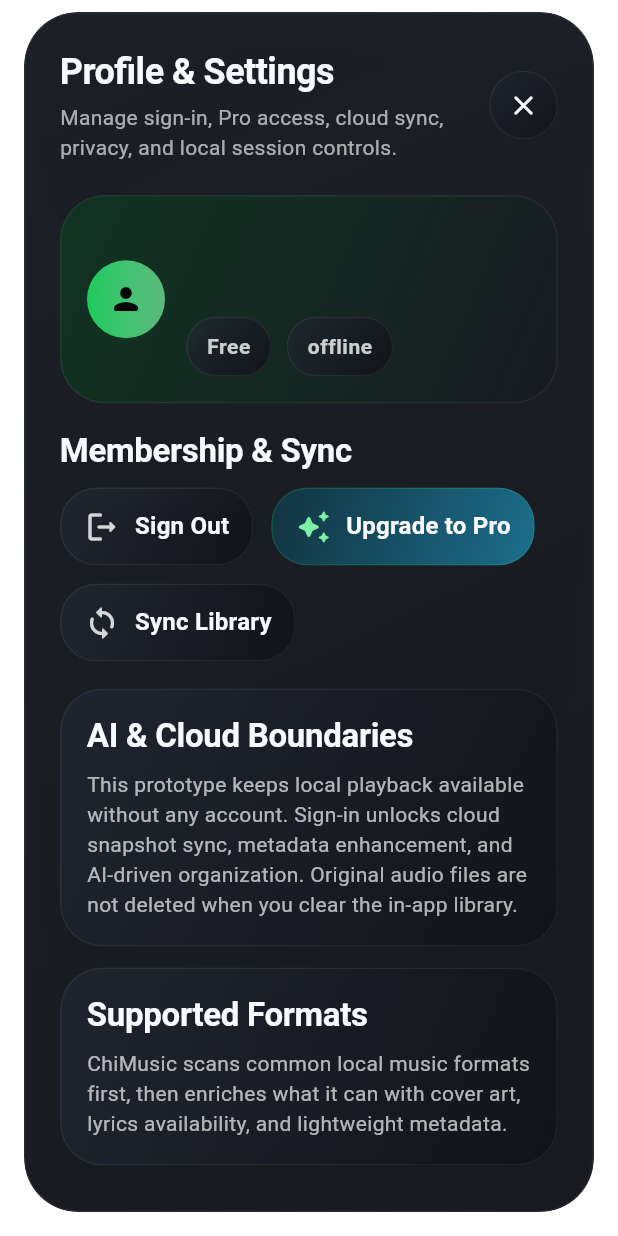
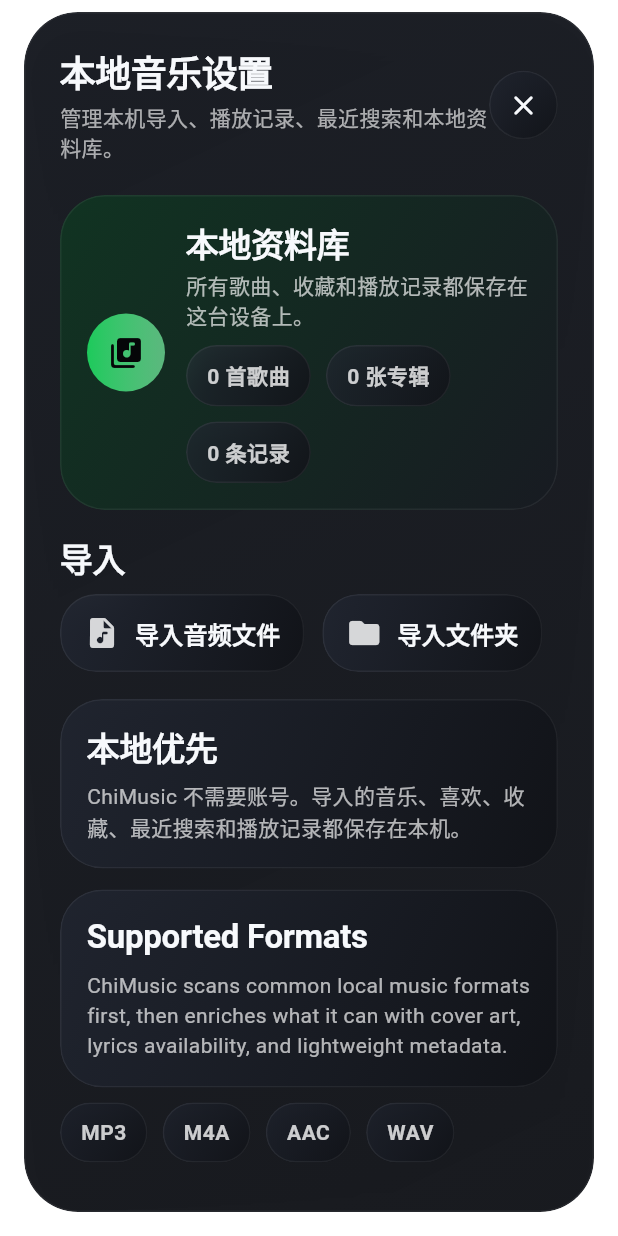
Before and after one commit to mutse/chimusic, a Flutter app: the AppDetailsSheet widget shown alone on an empty page, opened directly, on a phone screen of 412 x 824 dp. Run offline on Flutter 3.47's test engine with Material 3 defaults, Android fonts, the phone set to English and light mode, and no system bars; our stand-ins replace just_audio, just_audio_background, shared_preferences, sqflite; missing offline and left inert: audio_metadata_reader, file_selector, just_waveform; accounts and stored records are empty.

Commit message:
refactor: replace profile sheet with local settings

```diff
--- a/lib/screens/app_details_sheet.dart
+++ b/lib/screens/app_details_sheet.dart
@@ -2,7 +2,6 @@ import 'package:flutter/material.dart';
 
 import '../app/chimusic_theme.dart';
 import '../data/local_audio_importer.dart';
-import '../models/music_models.dart';
 import '../state/chimusic_scope.dart';
 import '../widgets/glass.dart';
 
@@ -22,8 +21,6 @@ class AppDetailsSheet extends StatelessWidget {
   @override
   Widget build(BuildContext context) {
     final controller = ChiMusicScope.watch(context);
-    final user = controller.userProfile;
-    final syncState = controller.syncState;
 
     return Padding(
       padding: const EdgeInsets.fromLTRB(16, 8, 16, 16),
@@ -46,12 +43,12 @@ class AppDetailsSheet extends StatelessWidget {
                       crossAxisAlignment: CrossAxisAlignment.start,
                       children: [
                         Text(
-                          'Profile & Settings',
+                          '本地音乐设置',
                           style: Theme.of(context).textTheme.headlineSmall,
                         ),
                         const SizedBox(height: 4),
                         Text(
-                          'Manage sign-in, Pro access, cloud sync, privacy, and local session controls.',
+                          '管理本机导入、播放记录、最近搜索和本地资料库。',
                           style: Theme.of(context).textTheme.bodyMedium
                               ?.copyWith(
                                 color: Colors.white.withValues(alpha: 0.64),
@@ -90,7 +87,7 @@ class AppDetailsSheet extends StatelessWidget {
                         ),
                       ),
                       child: const Icon(
-                        Icons.person_rounded,
+                        Icons.library_music_rounded,
                         color: LiquidPalette.ink,
                       ),
                     ),
@@ -100,13 +97,12 @@ class AppDetailsSheet extends StatelessWidget {
                         crossAxisAlignment: CrossAxisAlignment.start,
                         children: [
                           Text(
-                            user?.name ?? 'Local-only listening',
+                            '本地资料库',
                             style: Theme.of(context).textTheme.titleLarge,
                           ),
                           const SizedBox(height: 4),
                           Text(
-                            user?.email ??
-                                'Sign in to unlock cloud sync, AI continuity, and Pro upgrades.',
+                            '所有歌曲、收藏和播放记录都保存在这台设备上。',
                             style: Theme.of(context).textTheme.bodyMedium
                                 ?.copyWith(
                                   color: Colors.white.withValues(alpha: 0.68),
@@ -118,15 +114,12 @@ class AppDetailsSheet extends StatelessWidget {
                             runSpacing: 10,
                             children: [
                               GlassPill(
-                                label: controller.membershipTier.label,
-                                selected: controller.hasPro,
+                                label: '${controller.importedTrackCount} 首歌曲',
                               ),
-                              GlassPill(label: syncState.phase.name),
-                              if (syncState.lastSyncedAt != null)
-                                GlassPill(
-                                  label:
-                                      'Synced ${formatRelativePlayTime(syncState.lastSyncedAt!)}',
-                                ),
+                              GlassPill(label: '${controller.albumCount} 张专辑'),
+                              GlassPill(
+                                label: '${controller.playbackHistoryCount} 条记录',
+                              ),
                             ],
                           ),
                         ],
@@ -136,56 +129,29 @@ class AppDetailsSheet extends StatelessWidget {
                 ),
               ),
               const SizedBox(height: 18),
-              Text(
-                'Membership & Sync',
-                style: Theme.of(context).textTheme.titleLarge,
-              ),
+              Text('导入', style: Theme.of(context).textTheme.titleLarge),
               const SizedBox(height: 10),
               Wrap(
                 spacing: 12,
                 runSpacing: 12,
                 children: [
                   _ActionTile(
-                    icon: user == null
-                        ? Icons.login_rounded
-                        : Icons.logout_rounded,
-                    label: user == null ? 'Sign In' : 'Sign Out',
-                    onTap: () async {
-                      if (user == null) {
-                        await controller.signIn();
-                      } else {
-                        await controller.signOut();
-                      }
-                    },
+                    icon: Icons.audio_file_rounded,
+                    label: '导入音频文件',
+                    onTap: controller.importLocalFiles,
                   ),
-                  _ActionTile(
-                    icon: controller.hasPro
-                        ? Icons.workspace_premium_rounded
-                        : Icons.auto_awesome_rounded,
-                    label: controller.hasPro ? 'Pro Active' : 'Upgrade to Pro',
-                    onTap: controller.hasPro
-                        ? null
-                        : () async {
-                            await controller.upgradeToPro();
-                          },
-                    accent: !controller.hasPro,
-                  ),
-                  _ActionTile(
-                    icon: Icons.sync_rounded,
-                    label: syncState.isBusy ? 'Syncing…' : 'Sync Library',
-                    onTap: syncState.isBusy
-                        ? null
-                        : () async {
-                            await controller.syncLibraryNow();
-                          },
-                  ),
+                  if (controller.supportsDirectoryImport)
+                    _ActionTile(
+                      icon: Icons.folder_rounded,
+                      label: '导入文件夹',
+                      onTap: controller.importLocalFolder,
+                    ),
                 ],
               ),
               const SizedBox(height: 18),
               const _DetailsSection(
-                title: 'AI & Cloud Boundaries',
-                body:
-                    'This prototype keeps local playback available without any account. Sign-in unlocks cloud snapshot sync, metadata enhancement, and AI-driven organization. Original audio files are not deleted when you clear the in-app library.',
+                title: '本地优先',
+                body: 'ChiMusic 不需要账号。导入的音乐、喜欢、收藏、最近搜索和播放记录都保存在本机。',
               ),
               const SizedBox(height: 14),
               const _DetailsSection(
@@ -209,7 +175,7 @@ class AppDetailsSheet extends StatelessWidget {
               ),
               const SizedBox(height: 10),
               Text(
-                'These actions manage only the app session and synced metadata. They never delete the original files on disk.',
+                '这些操作只清理 ChiMusic 内的本地记录，不会删除设备上的原始音频文件。',
                 style: Theme.of(context).textTheme.bodyMedium?.copyWith(
                   color: Colors.white.withValues(alpha: 0.64),
                 ),
@@ -270,7 +236,7 @@ class AppDetailsSheet extends StatelessWidget {
           backgroundColor: LiquidPalette.surfaceRaised,
           title: const Text('Clear Imported Library?'),
           content: const Text(
-            'This removes imported tracks, likes, saved collections, AI suggestions, and recent searches from ChiMusic. Original audio files on your device will not be deleted.',
+            '这会清除 ChiMusic 内的导入歌曲、喜欢、收藏、播放记录和最近搜索。设备上的原始音频文件不会被删除。',
           ),
           actions: [
             TextButton(
```
